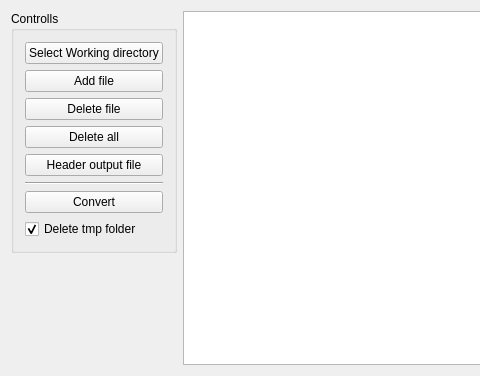
The window that mainwindow.ui (majstr123/file2Cpp) describes before a commit, drawn with Qt 5; both pictures show x 0 to 480 and y 0 to 376 of the 821 by 376 pixel window.
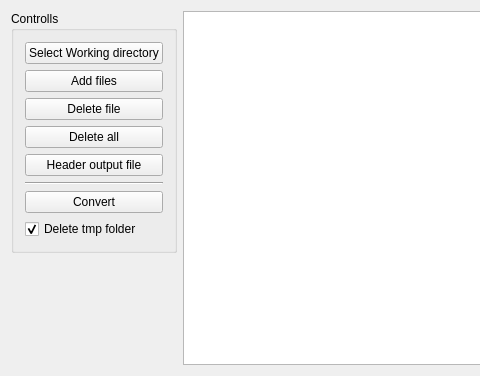
The same window after the commit. Icons and pictures are not drawn.

What changed in the file:
```diff
--- a/mainwindow.ui
+++ b/mainwindow.ui
@@ -59,7 +59,7 @@
        <item row="1" column="0">
         <widget class="QPushButton" name="AddFile">
          <property name="text">
-          <string>Add file</string>
+          <string>Add files</string>
          </property>
         </widget>
        </item>
```
Left out of the diff: 8 changed lines with no effect on the pictures.
